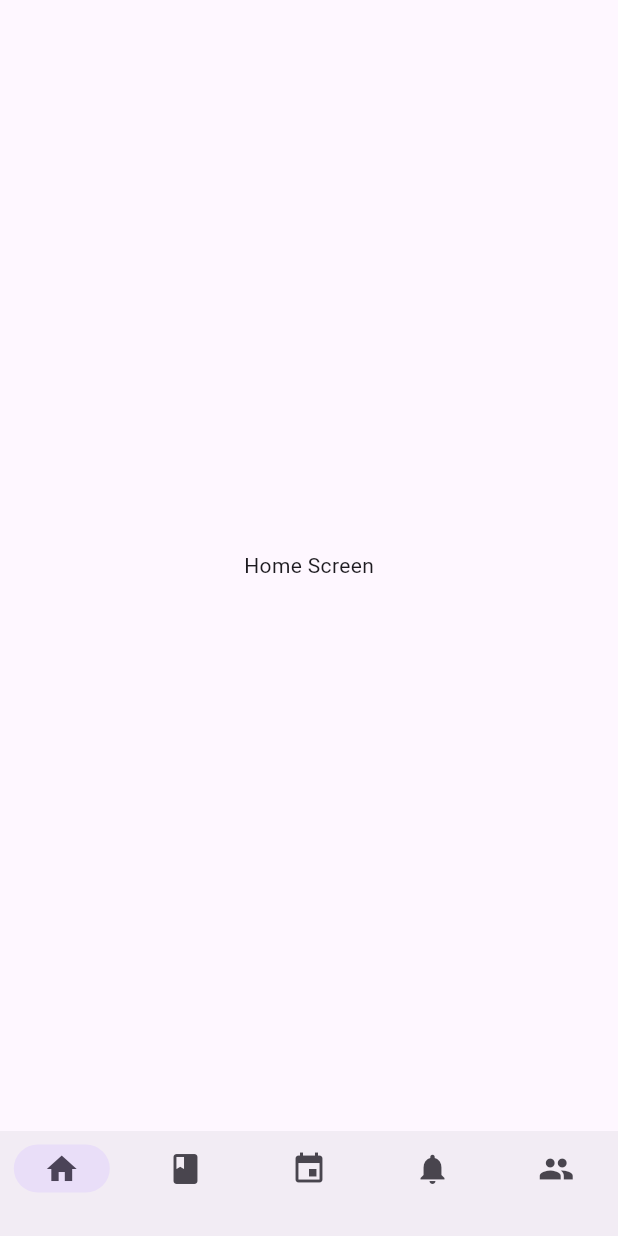
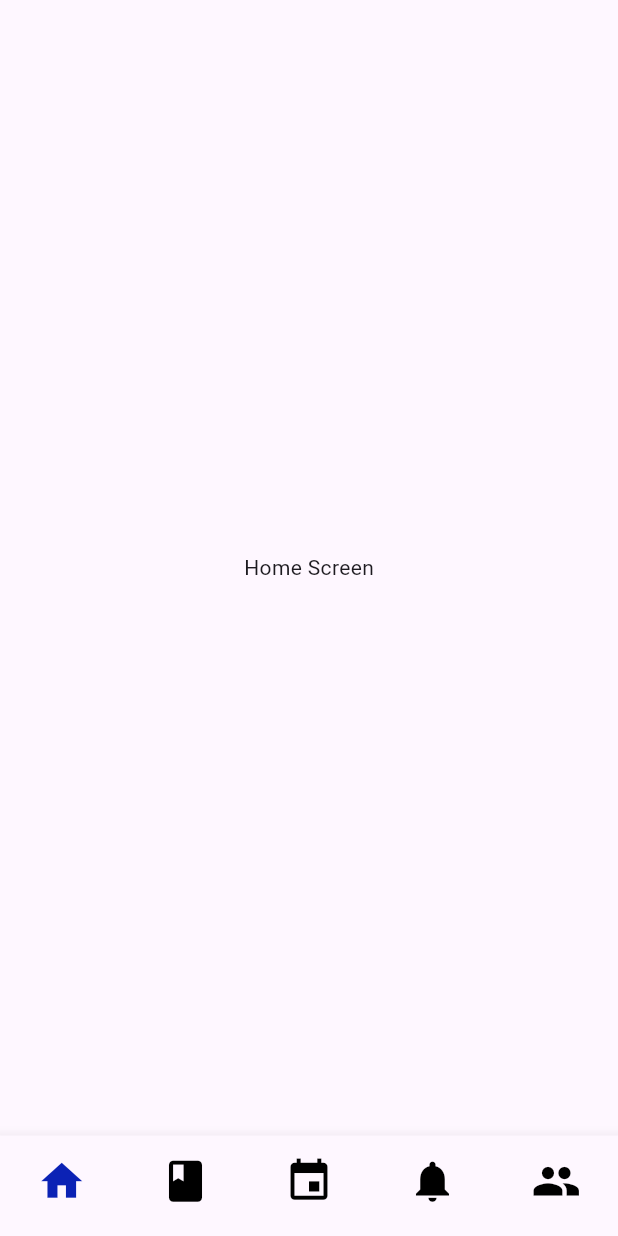
Before and after one commit to joemcara/swimmast_movil, a Flutter app: the screen it shows after launch, after a tap on "Ingresar", on a phone screen of 412 x 824 dp. Run offline on Flutter 3.47's test engine with Material 3 defaults, Android fonts, the phone set to English and light mode, and no system bars; our stand-ins replace get.

Commit message:
merge with yoser branch

```diff
--- a/lib/main.dart
+++ b/lib/main.dart
@@ -1,6 +1,6 @@
 import 'package:flutter/material.dart';
 import 'package:swimmast_movil/screens/sign_in_screen.dart';
-import 'package:swimmast_movil/shared/bottom_nav_bar.dart';
+import 'package:swimmast_movil/shared/bottom_navs.dart/bottom_nav_bar.dart';
 
 void main() {
   runApp(const MyApp());
--- a/lib/screens/sign_in_screen.dart
+++ b/lib/screens/sign_in_screen.dart
@@ -3,8 +3,11 @@ import 'dart:math';
 import 'package:flutter/material.dart';
 import 'package:flutter/widgets.dart';
 import 'package:get/get.dart';
+import 'package:swimmast_movil/screens/memberScreens/bottomNav/main_screen_member.dart';
 import 'package:swimmast_movil/screens/sign_up_screen.dart';
-import 'package:swimmast_movil/shared/bottom_nav_bar.dart';
+import 'package:swimmast_movil/screens/trainerScreens/bottomNav/main_screen_trainee.dart';
+import 'package:swimmast_movil/screens/trainerScreens/home_screen.dart';
+import 'package:swimmast_movil/shared/bottom_navs.dart/bottom_nav_bar.dart';
 import 'package:swimmast_movil/shared/inputs.dart';
 
 class SignInScreen extends StatefulWidget {
@@ -15,6 +18,7 @@ class SignInScreen extends StatefulWidget {
 }
 
 class _SignInScreenState extends State<SignInScreen> {
+  var member = false;
   @override
   Widget build(BuildContext context) {
     Size size = MediaQuery.of(context).size;
@@ -106,11 +110,18 @@ class _SignInScreenState extends State<SignInScreen> {
                       height: 50,
                       child: FilledButton(
                           onPressed: () {
+                            if (member) {
+                              Navigator.push(
+                                  context,
+                                  MaterialPageRoute(
+                                      builder: (context) =>
+                                          const MainScreenMember()));
+                            }
                             Navigator.push(
                                 context,
                                 MaterialPageRoute(
                                     builder: (context) =>
-                                        const MyBottomNavBar()));
+                                        const MainScreenTrainee()));
                           },
                           style: ButtonStyle(
                             backgroundColor: MaterialStateProperty.all(
--- /dev/null
+++ b/lib/screens/trainerScreens/bottomNav/main_screen_trainee.dart
@@ -0,0 +1,37 @@
+import 'package:flutter/material.dart';
+import 'package:swimmast_movil/shared/bottom_navs.dart/bottom_nav_bar.dart';
+import 'package:swimmast_movil/widgets/router_bottom_nav.dart';
+
+
+class MainScreenTrainee extends StatefulWidget {
+  const MainScreenTrainee({super.key});
+
+  @override
+  State<MainScreenTrainee> createState() => _MainScreenTraineeState();
+}
+
+class _MainScreenTraineeState extends State<MainScreenTrainee> {
+  int index = 0;
+  TrainerBtBar ?trainerBtBar;
+
+
+  @override
+  void initState() {
+    super.initState();
+    trainerBtBar = TrainerBtBar(
+      currentIndex: (index) {
+        setState(() {
+          this.index = index;
+        });
+      },
+    );
+  }
+
+  @override
+  Widget build(BuildContext context) {
+    return Scaffold(
+      bottomNavigationBar: trainerBtBar,
+      body: BottomRouteTrainee(index: index),
+      );
+  }
+}
--- a/lib/shared/bottom_nav_bar.dart
+++ /dev/null
@@ -1,55 +0,0 @@
-import 'package:flutter/material.dart';
-
-import 'package:get/get.dart';
-import 'package:swimmast_movil/screens/home_screen.dart';
-import 'package:swimmast_movil/screens/notification_screen.dart';
-
-class MyBottomNavBar extends StatelessWidget {
-  const MyBottomNavBar({super.key});
-
-  @override
-  Widget build(BuildContext context) {
-    final controller = Get.put(NavigationController());
-    return Scaffold(
-      bottomNavigationBar: Obx(
-        ()=> NavigationBar(
-          height: 70,
-          elevation: 0,
-          selectedIndex: controller.selectedIndex.value,
-          onDestinationSelected: (value) => controller.selectedIndex.value = value,
-
-          destinations: const [
-            NavigationDestination(
-              icon: Icon(Icons.home),
-              label: '',
-            ),
-            NavigationDestination(
-              icon: Icon(Icons.book),
-              label: '',
-            ),
-            NavigationDestination(
-              icon: Icon(Icons.event),
-              label: '',
-            ),
-            NavigationDestination(
-              icon: Icon(Icons.notifications),
-              label: '',
-            ),
-            NavigationDestination(
-              icon: Icon(Icons.group),
-              label: '',
-            ),
-          ],
-        ),
-      ),
-      body: Obx(() => controller.screens[controller.selectedIndex.value],)
-    );
-  }
-}
-
-
-class NavigationController extends GetxController {
-  final Rx<int> selectedIndex = 0.obs;
-
-  final screens = [ const HomeScreen(), Container(color: Colors.green), Container(color: Colors.blue), const NotificationScreen(), Container(color: Colors.purple)];
-}
--- /dev/null
+++ b/lib/shared/bottom_navs.dart/bottom_nav_bar.dart
@@ -0,0 +1,112 @@
+import 'package:flutter/material.dart';
+
+class TrainerBtBar extends StatefulWidget {
+  final Function currentIndex;
+  const TrainerBtBar({super.key, required this.currentIndex});
+
+  @override
+  State<TrainerBtBar> createState() => _TrainerBtBarState();
+}
+
+class _TrainerBtBarState extends State<TrainerBtBar> {
+  int selectedIndex = 0;
+  @override
+  Widget build(BuildContext context) {
+    return BottomNavigationBar(
+      currentIndex: selectedIndex,
+      onTap: (index) {
+        setState(() {
+          selectedIndex = index;
+          widget.currentIndex(index);
+        });
+      },
+
+      // stles
+      type: BottomNavigationBarType.fixed,
+      showSelectedLabels: false,
+      showUnselectedLabels: false,
+      selectedItemColor:const  Color.fromRGBO(11, 34, 181, 1),
+      unselectedItemColor: Colors.black,
+      iconSize: 33,
+      // end styles
+      items: const [
+        BottomNavigationBarItem(
+          icon: Icon(Icons.home),
+          label: 'home',
+        ),
+        BottomNavigationBarItem(
+          icon: Icon(Icons.book),
+          label: 'book',
+        ),
+        BottomNavigationBarItem(
+          icon: Icon(Icons.event),
+          label: 'event',
+        ),
+        BottomNavigationBarItem(
+          icon: Icon(Icons.notifications),
+          label: 'notifications',
+        ),
+        BottomNavigationBarItem(
+          icon: Icon(Icons.group),
+          label: 'group',
+        )
+      ],
+    );
+  }
+}
+
+class MemberBtBar extends StatefulWidget {
+  final Function currentIndex;
+  const MemberBtBar({super.key, required this.currentIndex});
+
+  @override
+  State<MemberBtBar> createState() => _MemberBtBarState();
+}
+
+class _MemberBtBarState extends State<MemberBtBar> {
+  int selectedIndex = 0;
+  @override
+  Widget build(BuildContext context) {
+    return BottomNavigationBar(
+      currentIndex: selectedIndex,
+      onTap: (index) {
+        setState(() {
+          selectedIndex = index;
+          widget.currentIndex(index);
+        });
+      },
+
+      // stles
+      type: BottomNavigationBarType.fixed,
+      showSelectedLabels: false,
+      showUnselectedLabels: false,
+      selectedItemColor:const  Color.fromRGBO(11, 34, 181, 1),
+      unselectedItemColor: Colors.black,
+      iconSize: 33,
+      // end styles
+
+      items: const [
+        BottomNavigationBarItem(
+          icon: Icon(Icons.home),
+          label: 'home',
+        ),
+        BottomNavigationBarItem(
+          icon: Icon(Icons.shopping_cart),
+          label: 'book',
+        ),
+        BottomNavigationBarItem(
+          icon: Icon(Icons.event),
+          label: 'event',
+        ),
+        BottomNavigationBarItem(
+          icon: Icon(Icons.notifications),
+          label: 'notifications',
+        ),
+        BottomNavigationBarItem(
+          icon: Icon(Icons.person),
+          label: 'group',
+        )
+      ],
+    );
+  }
+}
--- /dev/null
+++ b/lib/widgets/router_bottom_nav.dart
@@ -0,0 +1,46 @@
+import 'package:flutter/material.dart';
+
+
+import 'package:swimmast_movil/screens/memberScreens/history_screen.dart';
+import 'package:swimmast_movil/screens/memberScreens/home_screen.dart';
+import 'package:swimmast_movil/screens/memberScreens/profile_screen.dart';
+import 'package:swimmast_movil/screens/memberScreens/shop_screen.dart';
+import 'package:swimmast_movil/screens/trainerScreens/attendance_screen.dart';
+import 'package:swimmast_movil/screens/trainerScreens/group_screen.dart';
+import 'package:swimmast_movil/screens/trainerScreens/home_screen.dart';
+import 'package:swimmast_movil/screens/notification_screen.dart';
+import 'package:swimmast_movil/screens/trainerScreens/work_out_screen.dart';
+
+class BottomRouteTrainee extends StatelessWidget {
+  final int index;
+  const BottomRouteTrainee({super.key, required this.index});
+
+  @override
+  Widget build(BuildContext context) {
+    List<Widget> screens = const [
+      HomeScreen(),
+      AttendanceScreen(),
+      WorkoutScreen(),
+      NotificationScreen(),
+      GroupScreen()
+    ];
+    return screens[index];
+  }
+}
+
+class BottomRouteMember extends StatelessWidget {
+  final int index;
+  const BottomRouteMember({super.key, required this.index});
+
+  @override
+  Widget build(BuildContext context) {
+    List<Widget> screens = const [
+      HomeScreenMember(),
+      HistoryScreen(),
+      ShopScreen(),
+      NotificationScreen(),
+      ProfileScreen()
+    ];
+    return screens[index];
+  }
+}
```
Also changed, not shown: lib/screens/memberScreens/bottomNav/main_screen_member.dart (added, +38 -0 lines), lib/screens/memberScreens/history_screen.dart (added, +15 -0 lines), lib/screens/memberScreens/home_screen.dart (added, +15 -0 lines), lib/screens/memberScreens/profile_screen.dart (added, +15 -0 lines), lib/screens/memberScreens/shop_screen.dart (added, +15 -0 lines), lib/screens/trainerScreens/attendance_screen.dart (added, +14 -0 lines), lib/screens/trainerScreens/group_screen.dart (added, +14 -0 lines), lib/screens/trainerScreens/work_out_screen.dart (added, +14 -0 lines), lib/widgets/bottom_icon.dart (deleted, +0 -10 lines), lib/screens/trainerScreens/home_screen.dart (renamed from lib/screens/home_screen.dart).
